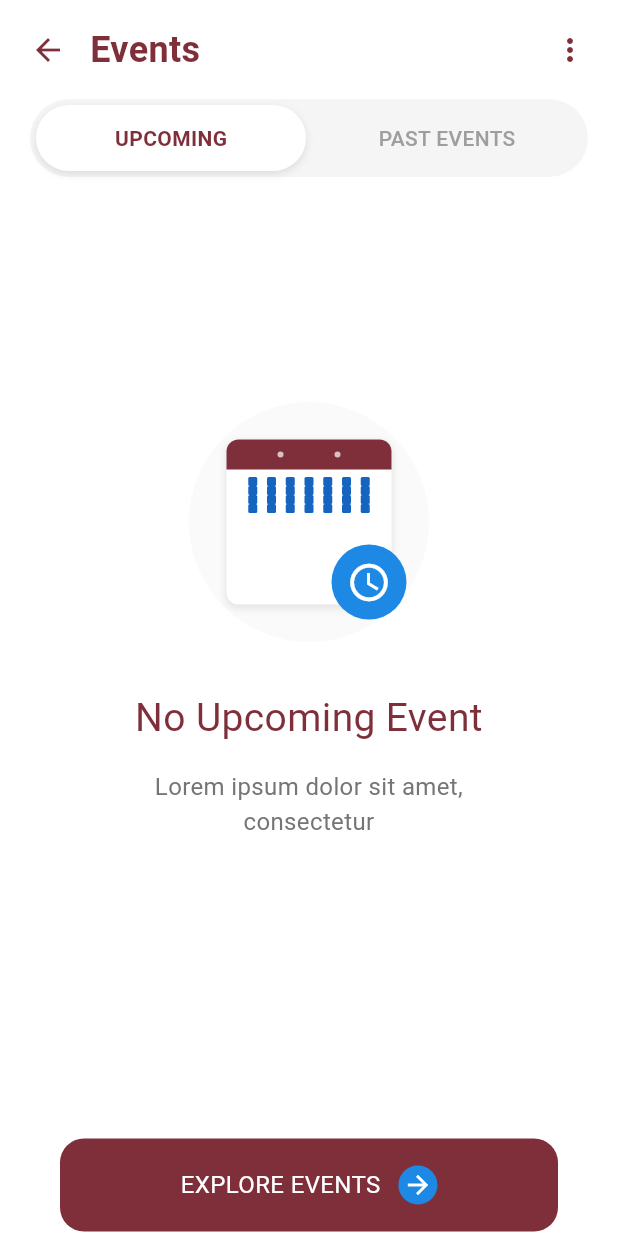
After one commit to ahmed-joma/smart, a Flutter app: the EventsView screen opened by its route, on a phone screen of 412 x 824 dp. The commit adds this screen. Run offline on Flutter 3.47's test engine with Material 3 defaults, Android fonts, the phone set to English and light mode, and no system bars; our stand-ins replace bloc, dio, equatable, flutter_bloc, flutter_svg, go_router; project files that could hold a hidden picture were left out.

Commit message:
Events details page done

```diff
--- a/lib/core/utils/app_routers.dart
+++ b/lib/core/utils/app_routers.dart
@@ -10,6 +10,7 @@ import '../../features/My_Profile/presentation/views/my_profile_view.dart';
 import '../../features/My_Profile/presentation/views/edit_profile_view.dart';
 import '../../features/Search_White_Bar/presentation/views/search_view.dart';
 import '../../features/Event_Details/presentation/views/Event_Details_view.dart';
+import '../../features/Event_Details/presentation/views/events_view.dart';
 import '../../features/Filters/presentation/views/Filter_view.dart';
 import 'package:flutter/material.dart';
 
@@ -29,6 +30,7 @@ class AppRouters {
   static const String kHelpFaqsView = '/helpFaqsView';
   static const String kSearchView = '/searchView';
   static const String kEventDetailsView = '/eventDetailsView';
+  static const String kEventsView = '/eventsView';
   static const String kFilterView = '/filterView';
 
   static final router = GoRouter(
@@ -99,6 +101,10 @@ class AppRouters {
         },
       ),
       GoRoute(
+        path: kEventsView,
+        builder: (context, state) => const EventsView(),
+      ),
+      GoRoute(
         path: kFilterView,
         builder: (context, state) => const FilterView(),
       ),
--- a/lib/features/Event_Details/Event_Details.dart
+++ b/lib/features/Event_Details/Event_Details.dart
@@ -1,4 +1,5 @@
 export 'presentation/views/Event_Details_view.dart';
+export 'presentation/views/events_view.dart';
 export 'presentation/views/widgets/Event_Details_body.dart';
 export 'presentation/manager/event_cubit.dart';
 export 'data/models/event_model.dart';
--- /dev/null
+++ b/lib/features/Event_Details/presentation/views/events_view.dart
@@ -0,0 +1,364 @@
+import 'package:flutter/material.dart';
+import 'package:go_router/go_router.dart';
+import '../../../../../shared/shared.dart';
+
+class EventsView extends StatefulWidget {
+  const EventsView({super.key});
+
+  @override
+  State<EventsView> createState() => _EventsViewState();
+}
+
+class _EventsViewState extends State<EventsView> {
+  String _selectedTab = 'UPCOMING'; // Default selected tab
+
+  @override
+  Widget build(BuildContext context) {
+    return Scaffold(
+      backgroundColor: Colors.white,
+      body: SafeArea(
+        child: Column(
+          children: [
+            // Header
+            _buildHeader(context),
+
+            // Segmented Control
+            _buildSegmentedControl(),
+
+            // Main Content
+            Expanded(child: _buildMainContent()),
+          ],
+        ),
+      ),
+    );
+  }
+
+  Widget _buildHeader(BuildContext context) {
+    return Padding(
+      padding: const EdgeInsets.symmetric(horizontal: 20, vertical: 16),
+      child: Row(
+        children: [
+          // Back Arrow
+          GestureDetector(
+            onTap: () => context.go('/homeView'),
+            child: const Icon(
+              Icons.arrow_back,
+              color: AppColors.primary,
+              size: 24,
+            ),
+          ),
+
+          const SizedBox(width: 16),
+
+          // Title
+          const Expanded(
+            child: Text(
+              'Events',
+              style: TextStyle(
+                fontSize: 24,
+                fontWeight: FontWeight.w600,
+                color: AppColors.primary,
+              ),
+            ),
+          ),
+
+          // Menu Icon
+          const Icon(Icons.more_vert, color: AppColors.primary, size: 24),
+        ],
+      ),
+    );
+  }
+
+  void _onTabChanged(String tab) {
+    setState(() {
+      _selectedTab = tab;
+    });
+  }
+
+  Widget _buildSegmentedControl() {
+    return Container(
+      margin: const EdgeInsets.symmetric(horizontal: 20),
+      padding: const EdgeInsets.all(4),
+      decoration: BoxDecoration(
+        color: Colors.grey.shade100,
+        borderRadius: BorderRadius.circular(30),
+      ),
+      child: Row(
+        children: [
+          // UPCOMING Tab
+          Expanded(
+            child: GestureDetector(
+              onTap: () => _onTabChanged('UPCOMING'),
+              child: AnimatedContainer(
+                duration: const Duration(milliseconds: 300),
+                padding: const EdgeInsets.symmetric(vertical: 12),
+                decoration: BoxDecoration(
+                  color: _selectedTab == 'UPCOMING'
+                      ? Colors.white
+                      : Colors.transparent,
+                  borderRadius: BorderRadius.circular(30),
+                  boxShadow: _selectedTab == 'UPCOMING'
+                      ? [
+                          BoxShadow(
+                            color: Colors.black.withOpacity(0.1),
+                            blurRadius: 4,
+                            offset: const Offset(0, 2),
+                          ),
+                        ]
+                      : null,
+                ),
+                child: Center(
+                  child: Text(
+                    'UPCOMING',
+                    style: TextStyle(
+                      fontSize: 14,
+                      fontWeight: _selectedTab == 'UPCOMING'
+                          ? FontWeight.w600
+                          : FontWeight.w500,
+                      color: _selectedTab == 'UPCOMING'
+                          ? AppColors.primary
+                          : Colors.grey,
+                    ),
+                  ),
+                ),
+              ),
+            ),
+          ),
+
+          const SizedBox(width: 4),
+
+          // PAST EVENTS Tab
+          Expanded(
+            child: GestureDetector(
+              onTap: () => _onTabChanged('PAST EVENTS'),
+              child: AnimatedContainer(
+                duration: const Duration(milliseconds: 300),
+                padding: const EdgeInsets.symmetric(vertical: 12),
+                decoration: BoxDecoration(
+                  color: _selectedTab == 'PAST EVENTS'
+                      ? Colors.white
+                      : Colors.transparent,
+                  borderRadius: BorderRadius.circular(30),
+                  boxShadow: _selectedTab == 'PAST EVENTS'
+                      ? [
+                          BoxShadow(
+                            color: Colors.black.withOpacity(0.1),
+                            blurRadius: 4,
+                            offset: const Offset(0, 2),
+                          ),
+                        ]
+                      : null,
+                ),
+                child: Center(
+                  child: Text(
+                    'PAST EVENTS',
+                    style: TextStyle(
+                      fontSize: 14,
+                      fontWeight: _selectedTab == 'PAST EVENTS'
+                          ? FontWeight.w600
+                          : FontWeight.w500,
+                      color: _selectedTab == 'PAST EVENTS'
+                          ? AppColors.primary
+                          : Colors.grey,
+                    ),
+                  ),
+                ),
+              ),
+            ),
+          ),
+        ],
+      ),
+    );
+  }
+
+  Widget _buildMainContent() {
+    return Padding(
+      padding: const EdgeInsets.symmetric(horizontal: 40),
+      child: Column(
+        children: [
+          const SizedBox(height: 150),
+
+          // Calendar Illustration
+          Container(
+            width: 160,
+            height: 160,
+            decoration: BoxDecoration(
+              color: Colors.grey.shade50,
+              shape: BoxShape.circle,
+            ),
+            child: Stack(
+              alignment: Alignment.center,
+              children: [
+                // Calendar Icon
+                Container(
+                  width: 110,
+                  height: 110,
+                  decoration: BoxDecoration(
+                    color: Colors.white,
+                    borderRadius: BorderRadius.circular(8),
+                    boxShadow: [
+                      BoxShadow(
+                        color: Colors.black.withOpacity(0.1),
+                        blurRadius: 4,
+                        offset: const Offset(0, 2),
+                      ),
+                    ],
+                  ),
+                  child: Stack(
+                    children: [
+                      // Calendar Header (Red)
+                      Positioned(
+                        top: 0,
+                        left: 0,
+                        right: 0,
+                        child: Container(
+                          height: 20,
+                          decoration: BoxDecoration(
+                            color: AppColors.primary,
+                            borderRadius: const BorderRadius.only(
+                              topLeft: Radius.circular(8),
+                              topRight: Radius.circular(8),
+                            ),
+                          ),
+                          child: Row(
+                            mainAxisAlignment: MainAxisAlignment.spaceEvenly,
+                            children: [
+                              Container(
+                                width: 4,
+                                height: 4,
+                                decoration: BoxDecoration(
+                                  color: Colors.white.withOpacity(0.7),
+                                  shape: BoxShape.circle,
+                                ),
+                              ),
+                              Container(
+                                width: 4,
+                                height: 4,
+                                decoration: BoxDecoration(
+                                  color: Colors.white.withOpacity(0.7),
+                                  shape: BoxShape.circle,
+                                ),
+                              ),
+                            ],
+                          ),
+                        ),
+                      ),
+
+                      // Calendar Grid
+                      Positioned(
+                        top: 25,
+                        left: 8,
+                        right: 8,
+                        child: Column(
+                          children: [
+                            // Grid rows
+                            for (int i = 0; i < 4; i++)
+                              Row(
+                                mainAxisAlignment:
+                                    MainAxisAlignment.spaceEvenly,
+                                children: [
+                                  for (int j = 0; j < 7; j++)
+                                    Container(
+                                      width: 6,
+                                      height: 6,
+                                      decoration: BoxDecoration(
+                                        color: Colors.blue.shade800,
+                                        borderRadius: BorderRadius.circular(1),
+                                      ),
+                                    ),
+                                ],
+                              ),
+                          ],
+                        ),
+                      ),
+                    ],
+                  ),
+                ),
+
+                // Clock Icon (overlapping)
+                Positioned(
+                  bottom: 15,
+                  right: 15,
+                  child: Container(
+                    width: 50,
+                    height: 50,
+                    decoration: BoxDecoration(
+                      color: Colors.blue.shade600,
+                      shape: BoxShape.circle,
+                    ),
+                    child: const Icon(
+                      Icons.access_time,
+                      color: Colors.white,
+                      size: 30,
+                    ),
+                  ),
+                ),
+              ],
+            ),
+          ),
+
+          const SizedBox(height: 32),
+
+          // Primary Message
+          const Text(
+            'No Upcoming Event',
+            style: TextStyle(
+              fontSize: 26,
+              fontWeight: FontWeight.w400,
+              color: AppColors.primary,
+            ),
+            textAlign: TextAlign.center,
+          ),
+
+          const SizedBox(height: 16),
+
+          // Secondary Message
+          Text(
+            'Lorem ipsum dolor sit amet,\nconsectetur',
+            style: TextStyle(fontSize: 16, color: Colors.grey.shade600),
+            textAlign: TextAlign.center,
+          ),
+
+          const SizedBox(height: 200),
+
+          // Explore Events Button
+          Container(
+            width: double.infinity,
+            height: 62,
+            decoration: BoxDecoration(
+              color: AppColors.primary,
+              borderRadius: BorderRadius.circular(16),
+            ),
+            child: Row(
+              mainAxisAlignment: MainAxisAlignment.center,
+              children: [
+                const Text(
+                  'EXPLORE EVENTS',
+                  style: TextStyle(
+                    color: Colors.white,
+                    fontSize: 16,
+                    fontWeight: FontWeight.w400,
+                  ),
+                ),
+                const SizedBox(width: 12),
+                Container(
+                  width: 26,
+                  height: 26,
+                  decoration: BoxDecoration(
+                    color: Colors.blue.shade600,
+                    shape: BoxShape.circle,
+                  ),
+                  child: const Icon(
+                    Icons.arrow_forward,
+                    color: Colors.white,
+                    size: 20,
+                  ),
+                ),
+              ],
+            ),
+          ),
+        ],
+      ),
+    );
+  }
+}
--- a/lib/features/Filters/presentation/views/Filter_page.dart
+++ b/lib/features/Filters/presentation/views/Filter_page.dart
@@ -31,12 +31,7 @@ class FilterPage extends StatelessWidget {
                   borderRadius: BorderRadius.circular(2),
                 ),
               ),
-              Expanded(
-                child: FilterBody(
-                  scrollController: scrollController,
-                  onClose: () => Navigator.of(context).pop(),
-                ),
-              ),
+              Expanded(child: FilterBody(scrollController: scrollController)),
             ],
           ),
         );
--- a/lib/features/Filters/presentation/views/widgets/Filter_body.dart
+++ b/lib/features/Filters/presentation/views/widgets/Filter_body.dart
@@ -7,10 +7,9 @@ import 'section_price_range_filter.dart';
 import 'section_action_buttons.dart';
 
 class FilterBody extends StatefulWidget {
-  final VoidCallback? onClose;
   final ScrollController? scrollController;
 
-  const FilterBody({super.key, this.onClose, this.scrollController});
+  const FilterBody({super.key, this.scrollController});
 
   @override
   State<FilterBody> createState() => _FilterBodyState();
--- a/lib/features/Filters/presentation/views/widgets/section_filter_header.dart
+++ b/lib/features/Filters/presentation/views/widgets/section_filter_header.dart
@@ -11,22 +11,9 @@ class SectionFilterHeader extends StatelessWidget {
         crossAxisAlignment:
             CrossAxisAlignment.start, // ← هذا يجعل العناصر تبدأ من اليسار
         children: [
-          // Title with Back Arrow
-          Row(
-            children: [
-              GestureDetector(
-                onTap: () => Navigator.of(context).pop(),
-                child: Container(
-                  padding: const EdgeInsets.all(8),
-                  child: const Icon(
-                    Icons.arrow_back_ios,
-                    color: Colors.black,
-                    size: 24,
-                  ),
-                ),
-              ),
-              const SizedBox(width: 8),
-              const Text(
+          // Title centered
+          const Center(
+            child: Text(
               'Filter',
               style: TextStyle(
                 fontSize: 28,
@@ -34,7 +21,6 @@ class SectionFilterHeader extends StatelessWidget {
                 color: Colors.black,
               ),
             ),
-            ],
           ),
 
           const SizedBox(height: 32),
--- a/lib/features/Home/presentation/views/widgets/section_bottom_navigation.dart
+++ b/lib/features/Home/presentation/views/widgets/section_bottom_navigation.dart
@@ -1,4 +1,5 @@
 import 'package:flutter/material.dart';
+import 'package:go_router/go_router.dart';
 import '../../../../../shared/shared.dart';
 
 class SectionBottomNavigation extends StatefulWidget {
@@ -29,9 +30,14 @@ class _SectionBottomNavigationState extends State<SectionBottomNavigation> {
       child: BottomNavigationBar(
         currentIndex: _selectedIndex,
         onTap: (index) {
-          setState(() {
-            _selectedIndex = index;
-          });
+          if (index == 1) {
+            // Navigate to Events page
+            context.go('/eventsView');
+          } else {
+            setState(() {
+              _selectedIndex = index;
+            });
+          }
         },
         type: BottomNavigationBarType.fixed,
         backgroundColor: Colors.white,
--- a/lib/features/Home/presentation/views/widgets/section_custom_category.dart
+++ b/lib/features/Home/presentation/views/widgets/section_custom_category.dart
@@ -1,4 +1,5 @@
 import 'package:flutter/material.dart';
+import 'package:go_router/go_router.dart';
 import '../../../../../shared/shared.dart';
 
 class SectionCustomCategory extends StatelessWidget {
@@ -32,10 +33,17 @@ class SectionCustomCategory extends StatelessWidget {
               padding: EdgeInsets.only(
                 right: index < categories.length - 1 ? 8 : 0,
               ),
-              child: _buildCategoryChip(
-                category['name'] as String,
-                category['icon'] as IconData,
-                category['color'] as Color,
+              child: GestureDetector(
+                onTap: () {
+                  if (category['name'] == 'Events') {
+                    context.go('/eventsView');
+                  }
+                },
+                child: _buildCategoryChip(
+                  category['name'] as String,
+                  category['icon'] as IconData,
+                  category['color'] as Color,
+                ),
               ),
             );
           },
```
Also changed, not shown: assets/images/events.svg (added). Lines whose indentation alone changed are shown as unchanged.
